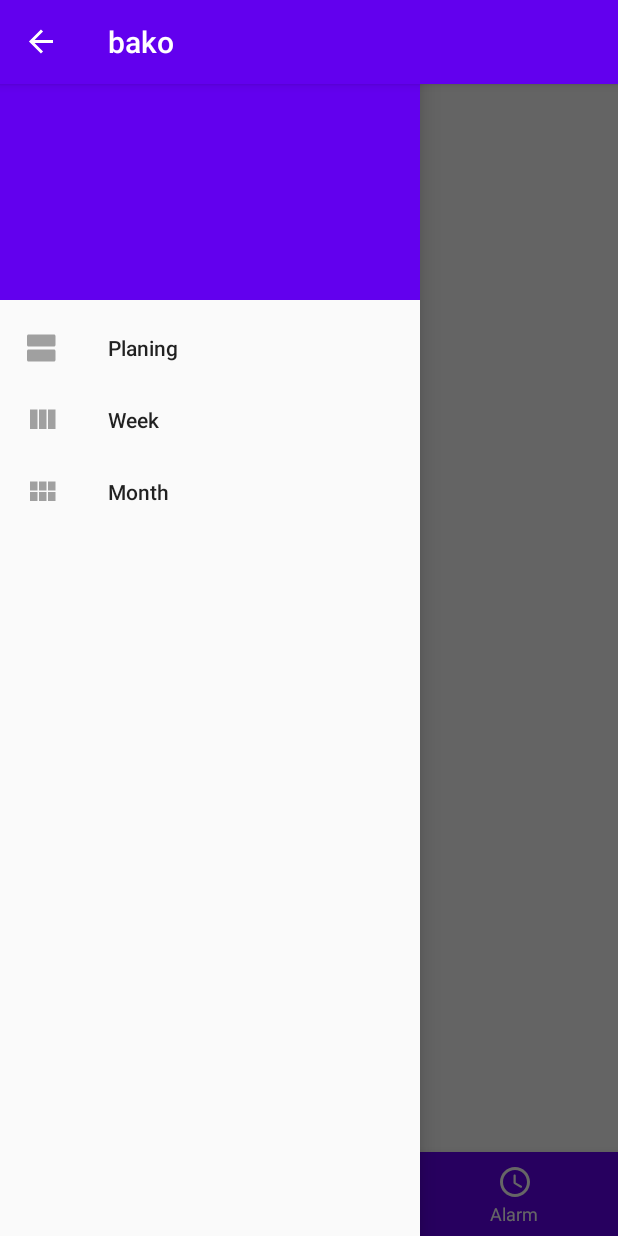
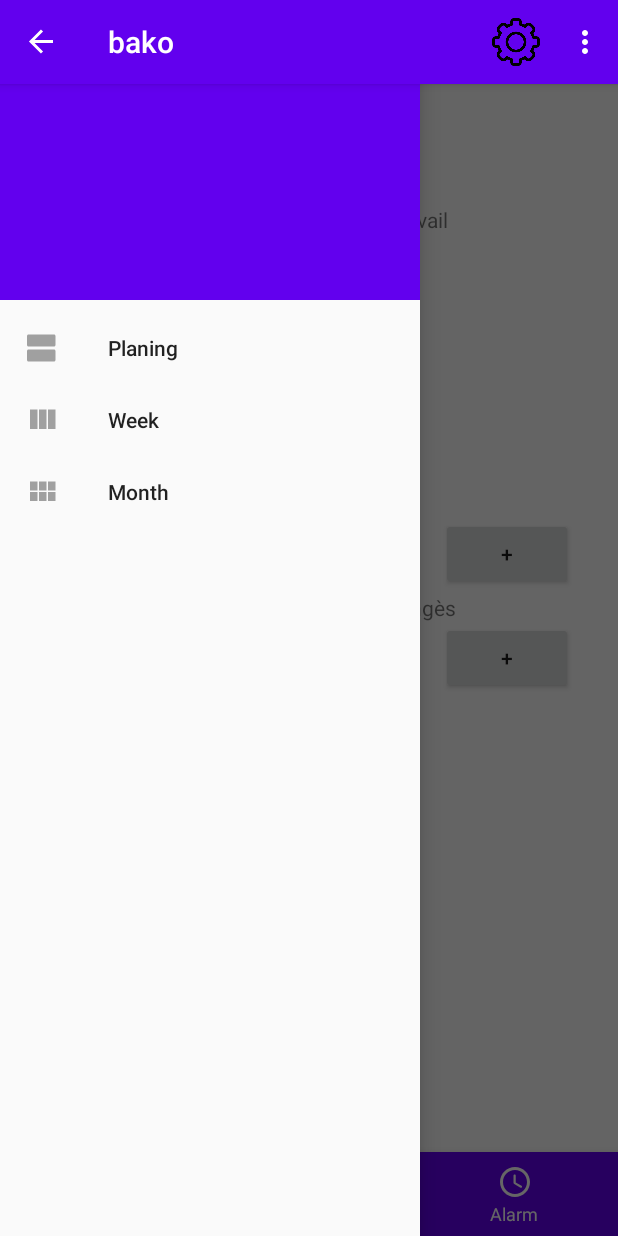
Before and after one commit to mrsolarius/bako, an Android app: the screen it shows after launch (MainActivity), in the side drawer, after a tap on "Week", on a phone screen of 412 x 824 dp. Run offline under Robolectric (Android 15) with nearby library versions, the phone set to English and light mode, and no system bars; our stand-ins replace Room's generated code; 3 statements that could not run were skipped.

Commit message:
BAKO-48 add app bar and link to config work code & dayoffcode

```diff
--- a/app/src/main/java/app/bako/view/navigation/MainActivity.kt
+++ b/app/src/main/java/app/bako/view/navigation/MainActivity.kt
@@ -2,11 +2,13 @@ package app.bako.view.navigation
 
 import androidx.appcompat.app.AppCompatActivity
 import android.os.Bundle
+import android.view.Menu
+import android.view.MenuInflater
 import android.view.MenuItem
 import android.widget.Button
 import android.widget.Toast
-import android.widget.Toolbar
 import androidx.appcompat.app.ActionBarDrawerToggle
+import androidx.appcompat.widget.Toolbar
 import androidx.fragment.app.Fragment
 import app.bako.R
 import app.bako.view.navigation.fragment.AlarmFragment
@@ -18,6 +20,8 @@ import kotlin.concurrent.thread
 
 class MainActivity : AppCompatActivity() {
 
+    private lateinit var toolbar:Toolbar
+
     lateinit var toggle: ActionBarDrawerToggle
 
     override fun onCreate(savedInstanceState: Bundle?) {
@@ -25,6 +29,11 @@ class MainActivity : AppCompatActivity() {
         setContentView(R.layout.main_activity)
 
 //        val toolbar = findViewById<Toolbar>(R.id.)
+
+//        toolbar = findViewById(R.id.toolBarMainActivity)
+//
+//        setSupportActionBar(toolbar)
+
 
         toggle = ActionBarDrawerToggle(this, drawerLayout, R.string.open, R.string.close)
         drawerLayout.addDrawerListener(toggle)
@@ -38,6 +47,7 @@ class MainActivity : AppCompatActivity() {
             }
             true
         }
+
         val homeFragment = HomeFragment()
         val calendarFragment = CalendarFragment()
         val alarmFragment = AlarmFragment()
@@ -54,6 +64,12 @@ class MainActivity : AppCompatActivity() {
         }
     }
 
+    override fun onCreateOptionsMenu(menu: Menu?): Boolean {
+        val inflater: MenuInflater = menuInflater
+        inflater.inflate(R.menu.settings_menu, menu)
+        return true
+    }
+
     fun makeCurrentFragment(fragment: Fragment){
         supportFragmentManager.beginTransaction().apply {
             replace(R.id.fl_wrapper, fragment)
@@ -62,8 +78,19 @@ class MainActivity : AppCompatActivity() {
     }
 
     override fun onOptionsItemSelected(item: MenuItem): Boolean {
-        if(toggle.onOptionsItemSelected(item)) {
-            return true
+        when {
+            toggle.onOptionsItemSelected(item) -> {
+                return true
+            }
+            item.itemId == R.id.setCodeAffectations -> {
+                this.makeCurrentFragment(CodesListFragment())
+            }
+            item.itemId == R.id.setOtherSettings -> {
+                Toast.makeText(this, "TODO", Toast.LENGTH_SHORT).show()
+            }
+            item.itemId == R.id.setConfig -> {
+                this.makeCurrentFragment(CodesListFragment())
+            }
         }
         return super.onOptionsItemSelected(item)
     }
--- a/app/src/main/java/app/bako/view/navigation/fragment/CalendarFragment.kt
+++ b/app/src/main/java/app/bako/view/navigation/fragment/CalendarFragment.kt
@@ -21,12 +21,6 @@ class CalendarFragment : Fragment() {
         // Inflate the layout for this fragment
         val view = inflater.inflate(R.layout.fragment_calendar, container, false)
 
-        val bouton: Button = view.findViewById<Button>(R.id.openCodeManagement)
-        bouton.setOnClickListener{
-            val activityObject: MainActivity = activity as MainActivity
-            activityObject.makeCurrentFragment(CodesListFragment())
-        }
-
         return view
 
     }
--- /dev/null
+++ b/app/src/main/res/menu/settings_menu.xml
@@ -0,0 +1,22 @@
+<?xml version="1.0" encoding="utf-8"?>
+<menu xmlns:android="http://schemas.android.com/apk/res/android"
+    xmlns:app="http://schemas.android.com/apk/res-auto">
+    <!-- "Mark Favorite", should appear as action button if possible -->
+    <item
+        android:id="@+id/setConfig"
+        android:title="@string/setting_codeAffectation"
+        android:icon="@drawable/settings"
+        app:showAsAction="ifRoom"
+        />
+    <item
+        android:id="@+id/setCodeAffectations"
+        android:title="@string/setting_codeAffectation"
+        app:showAsAction=""
+        app:actionViewClass="androidx.appcompat.widget.AppCompatButton"
+        />
+    <item
+        android:id="@+id/setOtherSettings"
+        android:title="@string/setting_autreParam"
+        app:showAsAction="never"
+        />
+</menu>
--- a/app/src/main/res/values/strings.xml
+++ b/app/src/main/res/values/strings.xml
@@ -41,4 +41,6 @@
     <string name="definition_des_codes_de_conges">Définition des codes de congès</string>
     <string name="plus" translatable="false">+</string>
     <string name="returntolistworkcodemanager">returnToListWorkCodeManager</string>
+    <string name="setting_autreParam">Autres paramètres</string>
+    <string name="setting_codeAffectation">Configuration des codes d\'affectations</string>
 </resources>
```
Also changed, not shown: app/src/main/res/drawable-mdpi/settings.png (added), 1 other file.
